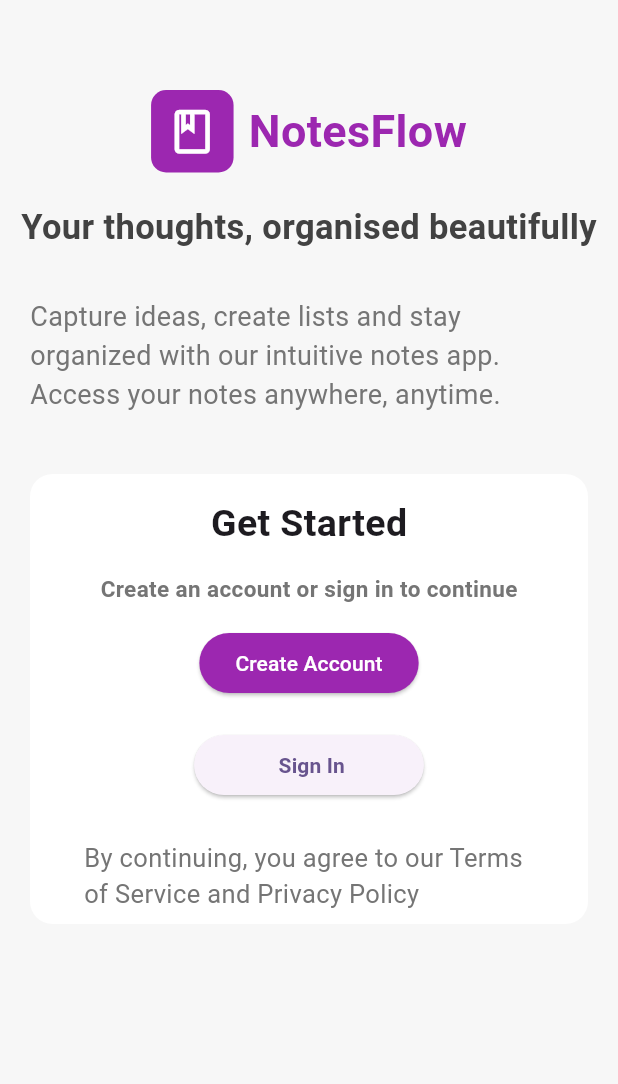
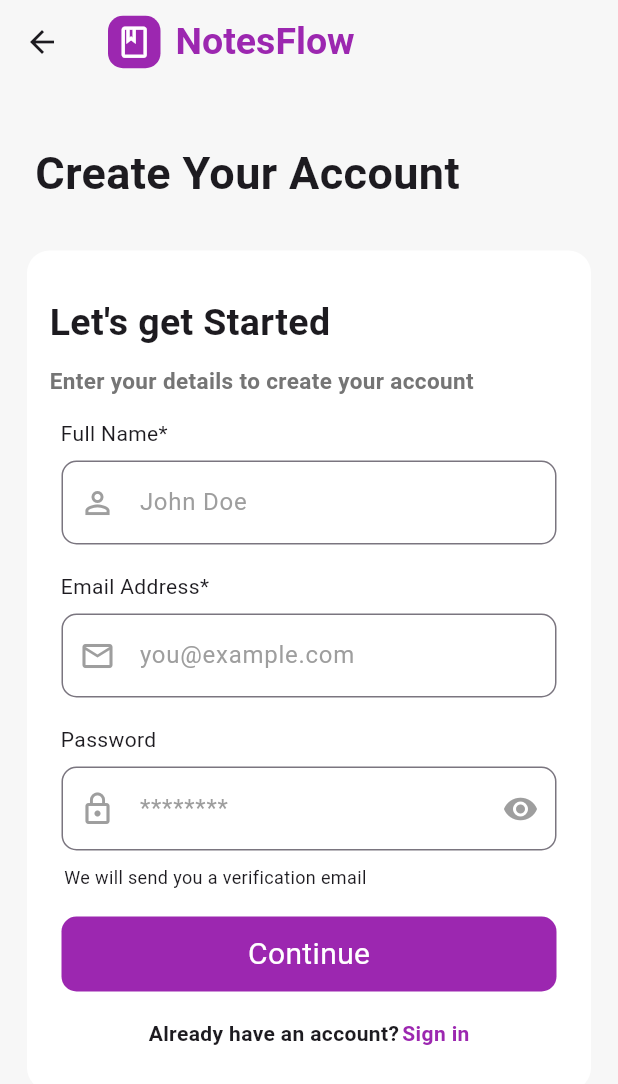
Before and after one commit to SANGH2021/notes_flow, a Flutter app: the screen it shows after launch, after a tap on "Create Account", on a phone screen of 412 x 824 dp. Shown: the top 1084 px of the screen. Run offline on Flutter 3.47's test engine with Material 3 defaults, Android fonts, the phone set to English and light mode, and no system bars.

Commit message:
notes update page

```diff
--- a/lib/main.dart
+++ b/lib/main.dart
@@ -1,4 +1,6 @@
 import 'package:flutter/material.dart';
+import 'package:notes_flow/screens/add_read_delete_update_page.dart';
+import 'package:notes_flow/screens/splash_screen.dart';
 import 'package:notes_flow/screens/welcome_page.dart';
 
 void main() {
@@ -19,7 +21,7 @@ class MyApp extends StatelessWidget {
 
         colorScheme: ColorScheme.fromSeed(seedColor: Colors.deepPurple),
       ),
-      home: WelcomePage(),
+      home: SplashScreen(),
     );
   }
 }
--- a/lib/screens/create_account_page.dart
+++ b/lib/screens/create_account_page.dart
@@ -0,0 +1,181 @@
+import 'package:flutter/material.dart';
+import 'package:notes_flow/screens/sign_in_page.dart';
+
+class CreateAccountPage extends StatelessWidget {
+  CreateAccountPage({super.key});
+
+  final TextEditingController fullNameTextEditingController = TextEditingController();
+  final TextEditingController eMailAddressTextEditingController =      TextEditingController();
+  final TextEditingController passwordTextEditingController =      TextEditingController();
+
+  @override
+  Widget build(BuildContext context) {
+    return Scaffold(
+      backgroundColor: Color(0xFFF7F7F7),
+      appBar: AppBar(
+        backgroundColor: Color(0xFFF7F7F7),
+        title: Row(
+          mainAxisAlignment: MainAxisAlignment.start,
+          children: [
+            Container(
+              height: 35,
+              width: 35,
+              decoration: BoxDecoration(
+                borderRadius: BorderRadius.circular(10),
+                color: Colors.purple,
+              ),
+              child: Icon(Icons.book_outlined, color: Colors.white, size: 25),
+            ),
+            SizedBox(width: 10),
+            Text(
+              "NotesFlow",
+              style: TextStyle(
+                fontSize: 25,
+                fontWeight: FontWeight.bold,
+                color: Colors.purple,
+              ),
+            ),
+          ],
+        ),
+      ),
+      body: SingleChildScrollView(
+        child: Padding(
+          padding: const EdgeInsets.all(8.0),
+          child: Column(
+            crossAxisAlignment: CrossAxisAlignment.start,
+            children: [
+              SizedBox(height: 30),
+              Text(
+                '  Create Your Account',
+                style: TextStyle(fontSize: 30, fontWeight: FontWeight.bold),
+              ),
+              SizedBox(height: 20),
+              Padding(
+                padding: const EdgeInsets.all(10.0),
+                child: Container(
+                  height: 560,
+                  width: double.infinity,
+                  decoration: BoxDecoration(
+                    color: Colors.white,
+                    borderRadius: BorderRadius.circular(15),
+                  ),
+                  child: Padding(
+                    padding: const EdgeInsets.all(15.0),
+                    child: Column(
+                      crossAxisAlignment: CrossAxisAlignment.start,
+                      children: [
+                        SizedBox(height: 15),
+                        Text(
+                          "Let's get Started",
+                          style: TextStyle(
+                            fontSize: 25,
+                            fontWeight: FontWeight.bold,
+                          ),
+                        ),
+                        SizedBox(height: 10),
+                        Text(
+                          "Enter your details to create your account",
+                          style: TextStyle(
+                            fontSize: 15,
+                            color: Colors.grey.shade600,
+                            fontWeight: FontWeight.bold,
+                          ),
+                        ),
+                        SizedBox(height: 15),
+                        Text("  Full Name*"),
+                        Padding(
+                          padding: const EdgeInsets.all(8.0),
+                          child: TextField(
+                            controller: fullNameTextEditingController,
+                            decoration: InputDecoration(
+                              prefixIcon: Icon(
+                                Icons.person_outline,
+                                color: Colors.grey,
+                              ),
+                              border: OutlineInputBorder(
+                                borderRadius: BorderRadius.circular(10),
+                              ),
+                              hintText: "John Doe",
+                              hintStyle: TextStyle(color: Colors.grey),
+                            ),
+                          ),
+                        ),
+                        SizedBox(height: 10),
+                        Text("  Email Address*"),
+                        Padding(
+                          padding: const EdgeInsets.all(8.0),
+                          child: TextField(
+                            controller: eMailAddressTextEditingController,
+                            decoration: InputDecoration(
+                              prefixIcon: Icon(
+                                Icons.email_outlined,
+                                color: Colors.grey,
+                              ),
+                              border: OutlineInputBorder(
+                                borderRadius: BorderRadius.circular(10),
+                              ),
+                              hintText: "you@example.com",
+                              hintStyle: TextStyle(color: Colors.grey),
+                            ),
+                          ),
+                        ),
+                        SizedBox(height: 10,),
+
+                        Container(alignment: Alignment.topLeft,child: Text("  Password")),
+                        Padding(
+                          padding: const EdgeInsets.all(8.0),
+                          child: TextField(
+                            controller: passwordTextEditingController,
+                            decoration: InputDecoration(
+                              prefixIcon: Icon(
+                                Icons.lock_outline,
+                                color: Colors.grey,
+                              ),
+                              suffixIcon: Icon(Icons.visibility,color: Colors.grey,),
+                              border: OutlineInputBorder(
+                                borderRadius: BorderRadius.circular(10),
+                              ),
+                              hintText: "********",
+                              hintStyle: TextStyle(color: Colors.grey),
+                            ),
+                          ),
+                        ),
+
+                        SizedBox(height: 1),
+                        Text('   We will send you a verification email', style: TextStyle(fontSize: 12),),
+                        SizedBox(height: 10),
+                        Padding(
+                          padding: const EdgeInsets.all(8.0),
+                          child: InkWell(onTap: (){
+                            Navigator.push(context, MaterialPageRoute(builder: (context)=>SignInPage()));
+                          },child: Container(alignment: Alignment.center,height:50, decoration: BoxDecoration(borderRadius: BorderRadius.circular(10),color: Colors.purple),child: Text("Continue", style: TextStyle(color: Colors.white, fontSize: 20),),)),
+                        ),
+                        SizedBox(height: 10),
+                        Row(
+                          mainAxisAlignment: MainAxisAlignment.center,
+                          children: [
+                            Text('Already have an account?',style: TextStyle(fontWeight: FontWeight.bold),),
+                            SizedBox(width: 2),
+                            InkWell(onTap: (){
+                              Navigator.push(context, MaterialPageRoute(builder: (context)=>SignInPage()));
+                            },
+                              child: Text(
+                                'Sign in',
+                                style: TextStyle(fontWeight: FontWeight.bold,color: Colors.purple),
+                              ),
+                            ),
+                          ],
+                        ),
+
+                      ],
+                    ),
+                  ),
+                ),
+              ),
+            ],
+          ),
+        ),
+      ),
+    );
+  }
+}
--- a/lib/screens/splash_screen.dart
+++ b/lib/screens/splash_screen.dart
@@ -0,0 +1,58 @@
+import 'dart:async';
+
+import 'package:flutter/material.dart';
+import 'package:notes_flow/screens/welcome_page.dart';
+class SplashScreen extends StatefulWidget {
+  const SplashScreen({super.key});
+
+  @override
+  State<SplashScreen> createState() => _SplashScreenState();
+}
+
+class _SplashScreenState extends State<SplashScreen> {
+  @override
+  void initState() {
+    // TODO: implement initState
+    super.initState();
+    Timer(Duration(seconds: 3), (){
+      Navigator.pushReplacement(context, MaterialPageRoute(builder: (context) => WelcomePage(),));
+    });
+
+
+  }
+  @override
+  Widget build(BuildContext context) {
+    return Scaffold(
+      body: Center(
+        child: Column(
+          mainAxisAlignment: MainAxisAlignment.center,
+
+          children: [
+            Container(
+              height: 55,
+              width: 55,
+              decoration: BoxDecoration(
+                borderRadius: BorderRadius.circular(10),
+                color: Colors.purple,
+              ),
+              child: Icon(
+                Icons.book_outlined,
+                color: Colors.white,
+                size: 35,
+              ),
+            ),
+            SizedBox(height: 10),
+            Text(
+              "NotesFlow",
+              style: TextStyle(
+                fontSize: 30,
+                fontWeight: FontWeight.bold,
+                color: Colors.purple,
+              ),
+            ),
+          ],
+        ),
+      ),
+    );
+  }
+}
--- a/lib/screens/welcome_page.dart
+++ b/lib/screens/welcome_page.dart
@@ -1,5 +1,7 @@
 
 import 'package:flutter/material.dart';
+import 'package:notes_flow/screens/create_account_page.dart';
+import 'package:notes_flow/screens/sign_in_page.dart';
 
 class WelcomePage extends StatelessWidget {
   const WelcomePage({super.key});
@@ -26,7 +28,7 @@ class WelcomePage extends StatelessWidget {
                   Text("NotesFlow", style: TextStyle(fontSize: 30, fontWeight: FontWeight.bold, color: Colors.purple),)],
               ),
               SizedBox(height: 20,),
-              Text("Your thoughts, organised beautifully", style: TextStyle(fontSize: 23, fontWeight: FontWeight.bold, color: Colors.grey.shade800),),
+              Text("Your thoughts, organised beautifully", style: TextStyle(fontSize: 20, fontWeight: FontWeight.bold, color: Colors.grey.shade800),),
               SizedBox(height: 20,),
               Padding(
                 padding: const EdgeInsets.all(10.0),
@@ -45,14 +47,24 @@ class WelcomePage extends StatelessWidget {
                     SizedBox(height: 15,),
                     Text("Create an account or sign in to continue", style: TextStyle(fontSize: 15, color: Colors.grey.shade600, fontWeight: FontWeight.bold),),
                     SizedBox(height: 15,),
-                    ElevatedButton(onPressed: (){}, style: ElevatedButton.styleFrom(backgroundColor: Colors.purple, foregroundColor: Colors.white),child: Text("Create Account")),
+                    Padding(
+                      padding: const EdgeInsets.symmetric(horizontal: 50),
+                      child: InkWell(onTap: (){
+                        Navigator.push(context, MaterialPageRoute(builder: (context)=>CreateAccountPage()));
+                      },child: Container(alignment: Alignment.center,height:50, decoration: BoxDecoration(borderRadius: BorderRadius.circular(10),color: Colors.purple),child: Text("Create Account", style: TextStyle(color: Colors.white, fontSize: 20),),)),
+                    ),
                     SizedBox(height: 20,),
-                    ElevatedButton(onPressed: (){}, style: ElevatedButton.styleFrom( ),child: Text("         Sign In        ",style: TextStyle(fontWeight: FontWeight.bold),)),
+                    Padding(
+                    padding: const EdgeInsets.symmetric(horizontal: 50),
+                    child: InkWell(onTap: (){
+                      Navigator.push(context, MaterialPageRoute(builder: (context)=>SignInPage()));
+                    },child: Container(alignment: Alignment.center,height:50, decoration: BoxDecoration(borderRadius: BorderRadius.circular(10),color: Color(0xFFF7F7F7)),child: Text("Sign in", style: TextStyle(color: Colors.black, fontSize: 20),),)),
+                  ),
                     SizedBox(height: 25,),
-                    Container( height: 50, width: 300, alignment: Alignment.center, child: Text("By continuing, you agree to our Terms of Service and Privacy Policy", style: TextStyle(fontSize: 17, color: Colors.grey.shade600 ),)),
+                    Container( height: 50, width: 300, alignment: Alignment.center, child: Text("By continuing, you agree to our Terms of Service and Privacy Policy", style: TextStyle(fontSize: 15, color: Colors.grey.shade600 ),)),
                   ],
                 ),),
-              )
+              ),
             ],
           ),
         ),
```
Also changed, not shown: lib/screens/add_read_delete_update_page.dart (+51 -0 lines), lib/screens/notes_home_page.dart (+49 -0 lines), lib/screens/sign_in_page.dart (+223 -0 lines).
